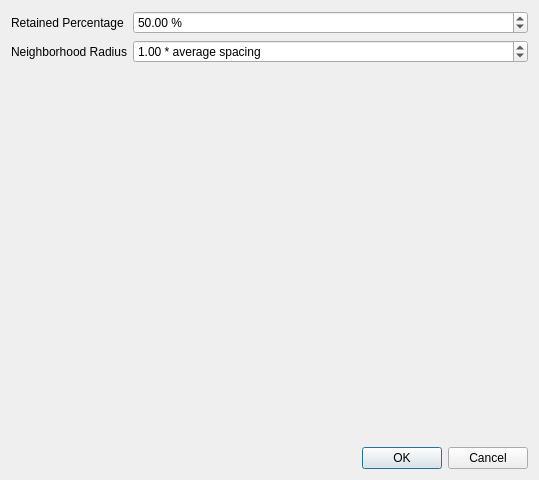
Above: Polyhedron/demo/Polyhedron/Plugins/Point_set/Point_set_wlop_plugin.ui from CGAL/cgal before the change. Below: the same form after it.
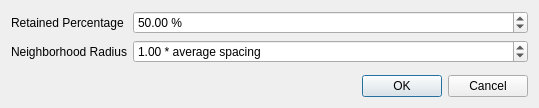
That is the form after the change.

Diff of the .ui file:
```diff
--- a/Polyhedron/demo/Polyhedron/Plugins/Point_set/Point_set_wlop_plugin.ui
+++ b/Polyhedron/demo/Polyhedron/Plugins/Point_set/Point_set_wlop_plugin.ui
@@ -7,7 +7,7 @@
     <x>0</x>
     <y>0</y>
     <width>539</width>
-    <height>480</height>
+    <height>108</height>
    </rect>
   </property>
   <property name="windowTitle">
```
